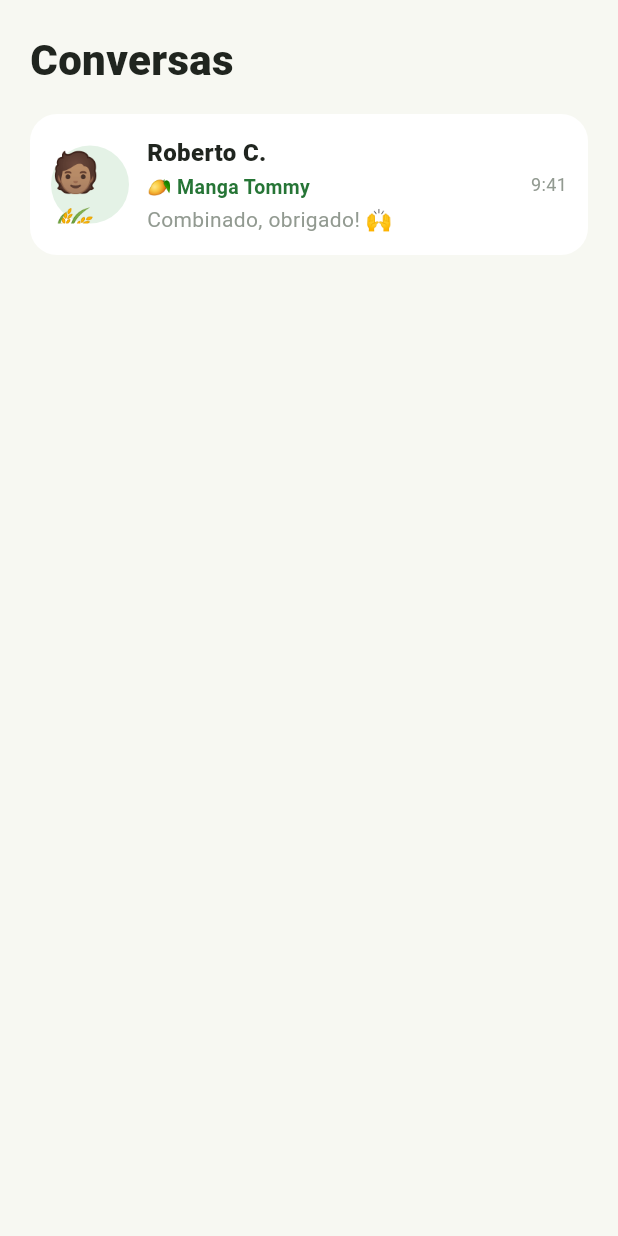
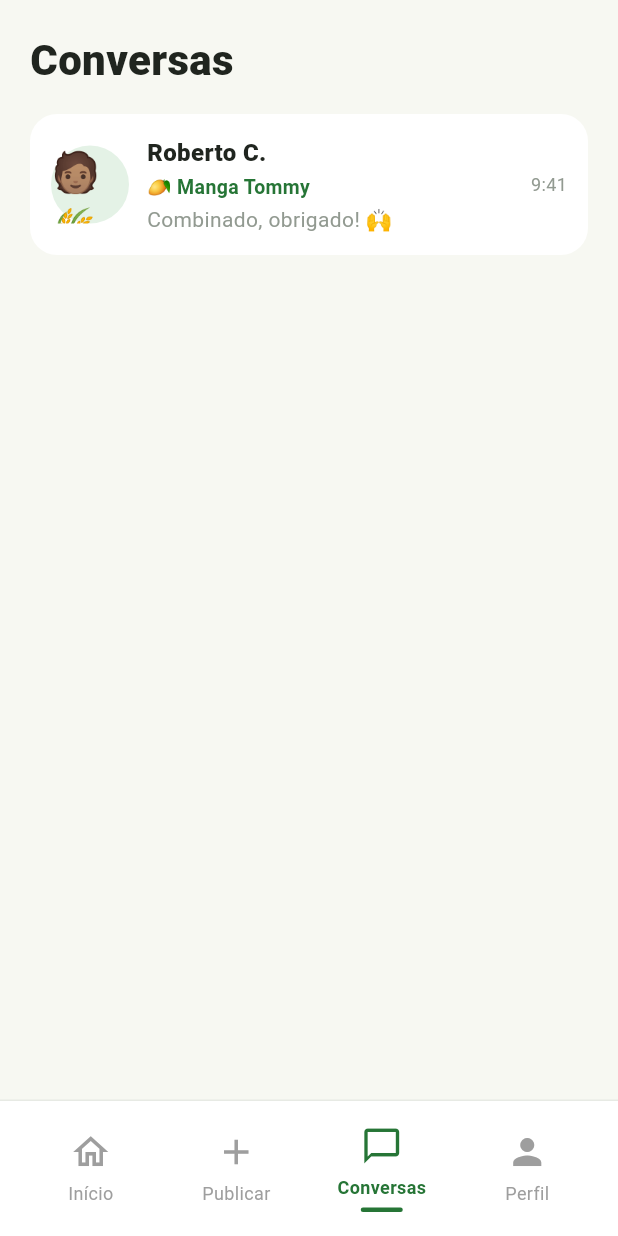
Before and after one commit to Henrique70638/PI_IV-TIME-28, a Flutter app: the ConversasPage screen opened directly, on a phone screen of 412 x 824 dp. Run offline on Flutter 3.47's test engine with Material 3 defaults, Android fonts, the phone set to English and light mode, and no system bars.

Commit message:
fix: adiciona navegacao inferior na tela de conversas

```diff
--- a/Front-End/app_flutter/lib/screens/conversas.dart
+++ b/Front-End/app_flutter/lib/screens/conversas.dart
@@ -1,11 +1,16 @@
 /*
- * Autor: Henrique Leite de Camargo
- * RA: 25005997
+ * Autores:
+ * Henrique Leite de Camargo - RA: 25005997
+ * Rafaela Jacobsen Braga - RA: 25004280
  * Data: 18/11/2026
  */
 import 'package:flutter/material.dart';
 
 import 'chat.dart';
+import 'inicio.dart';
+import 'perfil.dart';
+import 'publicar.dart';
+import '../services/sessao.dart';
 
 class ConversaItem {
   final String nome;
@@ -140,10 +145,115 @@ class ConversasPage extends StatelessWidget {
     );
   }
 
+  // Mantém o menu inferior entre as telas sem modificar a conversa aberta.
+  void _navegar(BuildContext context, Widget pagina) {
+    Navigator.of(context).pushReplacement(
+      MaterialPageRoute<void>(builder: (_) => pagina),
+    );
+  }
+
+  Widget _itemNavegacao({
+    required IconData icone,
+    required String texto,
+    required bool selecionado,
+    required VoidCallback aoTocar,
+  }) {
+    return Expanded(
+      child: InkWell(
+        onTap: aoTocar,
+        borderRadius: BorderRadius.circular(14),
+        child: Padding(
+          padding: const EdgeInsets.symmetric(vertical: 5),
+          child: Column(
+            mainAxisSize: MainAxisSize.min,
+            children: [
+              Icon(icone, size: 28, color: selecionado ? verde : Colors.grey),
+              const SizedBox(height: 5),
+              Text(
+                texto,
+                style: TextStyle(
+                  fontSize: 12,
+                  fontWeight: selecionado ? FontWeight.bold : FontWeight.normal,
+                  color: selecionado ? verde : Colors.grey,
+                ),
+              ),
+              if (selecionado)
+                Container(
+                  margin: const EdgeInsets.only(top: 5),
+                  width: 28,
+                  height: 3,
+                  decoration: BoxDecoration(
+                    color: verde,
+                    borderRadius: BorderRadius.circular(5),
+                  ),
+                ),
+            ],
+          ),
+        ),
+      ),
+    );
+  }
+
+  Widget _barraInferior(BuildContext context) {
+    final dados = Sessao.usuario;
+    return Container(
+      decoration: const BoxDecoration(
+        color: Colors.white,
+        border: Border(top: BorderSide(color: Color(0xFFE7EAE4))),
+      ),
+      child: SafeArea(
+        top: false,
+        child: Padding(
+          padding: const EdgeInsets.symmetric(horizontal: 12, vertical: 11),
+          child: Row(
+            children: [
+              _itemNavegacao(
+                icone: Icons.home_outlined,
+                texto: 'Início',
+                selecionado: false,
+                aoTocar: () => _navegar(context, const InicioPage()),
+              ),
+              _itemNavegacao(
+                icone: Icons.add,
+                texto: 'Publicar',
+                selecionado: false,
+                aoTocar: () => _navegar(context, const PublicarPage()),
+              ),
+              _itemNavegacao(
+                icone: Icons.chat_bubble_outline,
+                texto: 'Conversas',
+                selecionado: true,
+                aoTocar: () {},
+              ),
+              _itemNavegacao(
+                icone: Icons.person,
+                texto: 'Perfil',
+                selecionado: false,
+                aoTocar: () => _navegar(
+                  context,
+                  PerfilPage(
+                    usuario: UsuarioPerfil(
+                      nome: (dados?['nome'] ?? 'Usuário').toString(),
+                      email: (dados?['email'] ?? '').toString(),
+                      tipoUsuario: (dados?['perfil'] ?? 'Interessado').toString(),
+                      localizacao: (dados?['bairro'] ?? dados?['cidade'] ?? '')
+                          .toString(),
+                    ),
+                  ),
+                ),
+              ),
+            ],
+          ),
+        ),
+      ),
+    );
+  }
+
   @override
   Widget build(BuildContext context) {
     return Scaffold(
       backgroundColor: fundo,
+      bottomNavigationBar: _barraInferior(context),
       body: SafeArea(
         child: Padding(
           padding: const EdgeInsets.fromLTRB(20, 20, 20, 0),
```
Also changed, not shown: 1 other file.
